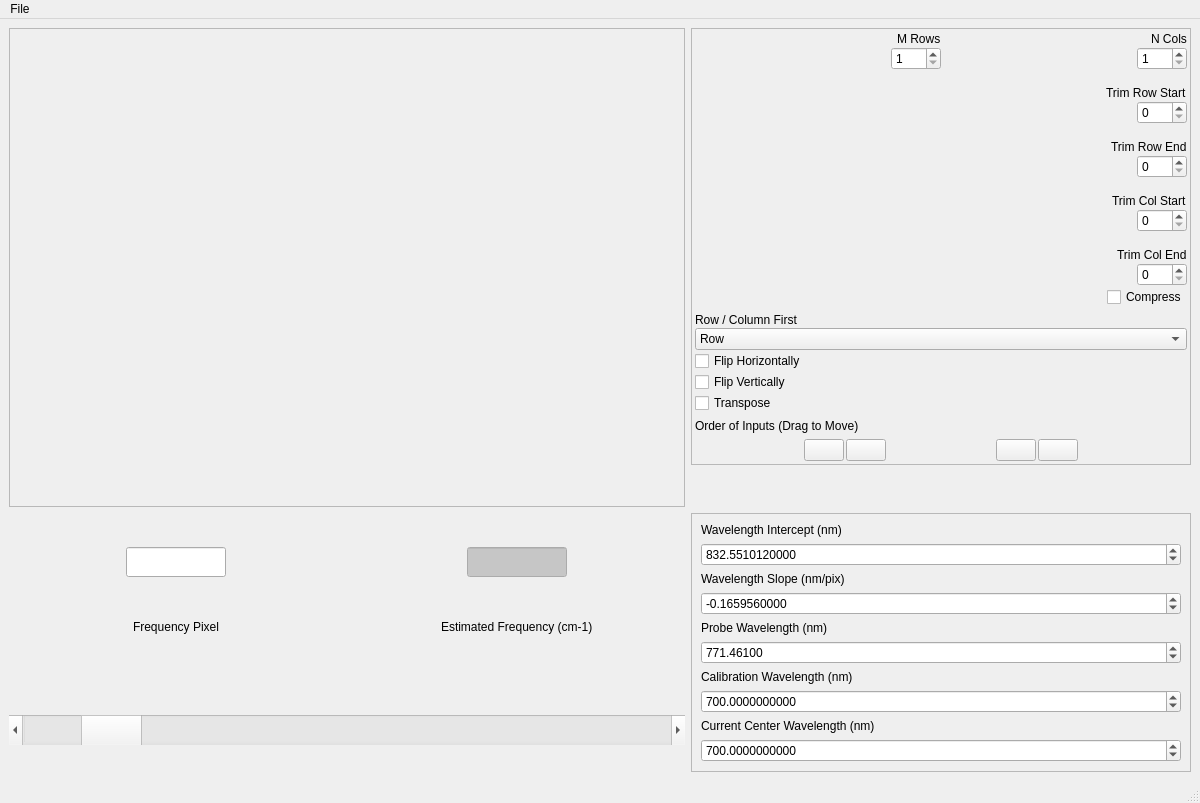
Above: crikit/ui/qt5/ui_Mosaic.ui from CCampJr/CRIkit2 before the change. Below: the same form after it.
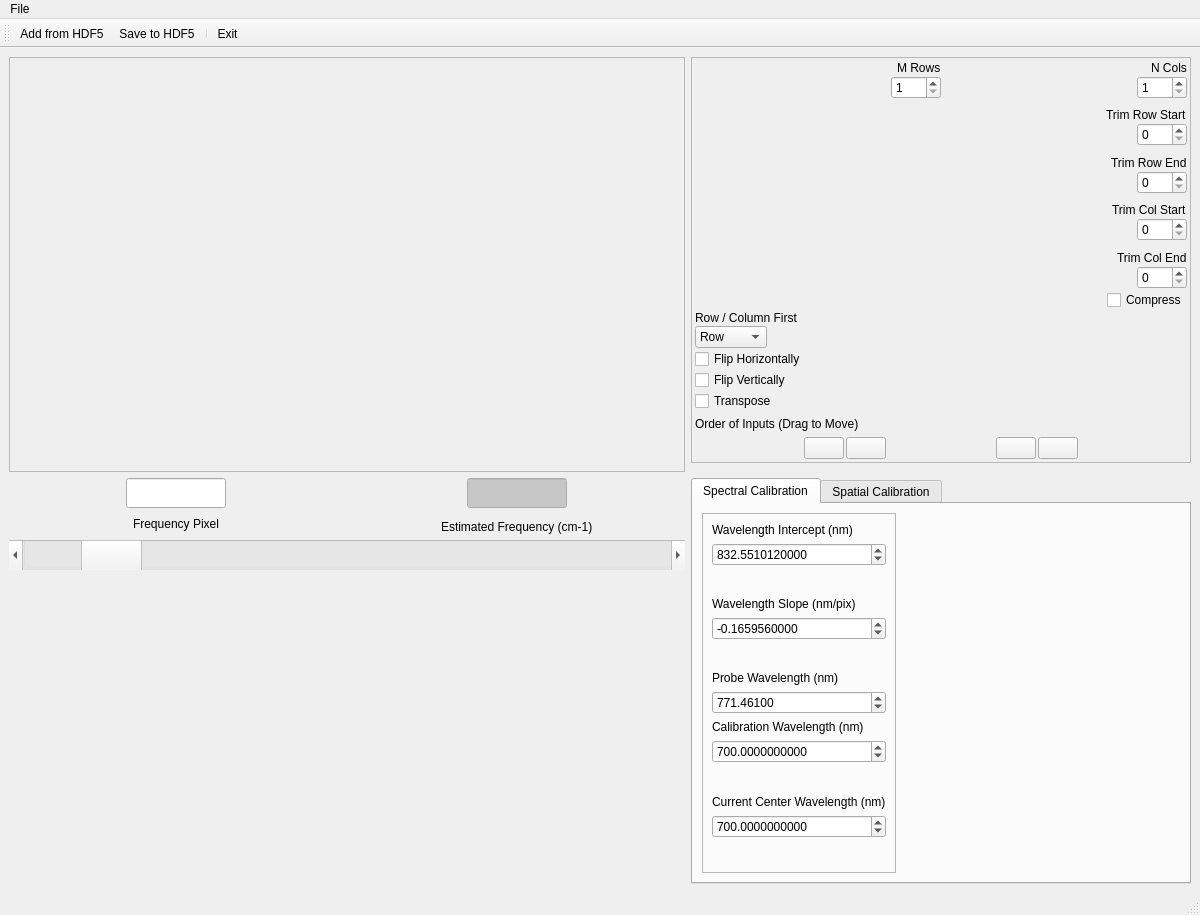
That is the form after the change. Icons and pictures are not drawn.

Commit message: Added tab in for spectrum and spatial info

```diff
--- a/crikit/ui/qt5/ui_Mosaic.ui
+++ b/crikit/ui/qt5/ui_Mosaic.ui
@@ -7,17 +7,20 @@
     <x>0</x>
     <y>0</y>
     <width>1200</width>
-    <height>803</height>
+    <height>915</height>
    </rect>
   </property>
   <property name="maximumSize">
    <size>
-    <width>1200</width>
+    <width>2000</width>
     <height>16777215</height>
    </size>
   </property>
   <property name="windowTitle">
-   <string>MainWindow</string>
+   <string>Make Mosaic Dataset</string>
+  </property>
+  <property name="toolButtonStyle">
+   <enum>Qt::ToolButtonTextUnderIcon</enum>
   </property>
   <widget class="QWidget" name="centralwidget">
    <layout class="QGridLayout" name="gridLayout_2">
@@ -28,6 +31,12 @@
       </property>
       <item alignment="Qt::AlignRight">
        <widget class="QFrame" name="frame">
+        <property name="sizePolicy">
+         <sizepolicy hsizetype="Preferred" vsizetype="Preferred">
+          <horstretch>0</horstretch>
+          <verstretch>0</verstretch>
+         </sizepolicy>
+        </property>
         <property name="minimumSize">
          <size>
           <width>500</width>
@@ -319,15 +328,21 @@
              </property>
             </spacer>
            </item>
-           <item>
+           <item alignment="Qt::AlignLeft">
             <widget class="QLabel" name="label_8">
              <property name="text">
               <string>Row / Column First</string>
              </property>
             </widget>
            </item>
-           <item>
+           <item alignment="Qt::AlignLeft">
             <widget class="QComboBox" name="comboBoxRowCol">
+             <property name="maximumSize">
+              <size>
+               <width>100</width>
+               <height>16777215</height>
+              </size>
+             </property>
              <item>
               <property name="text">
                <string>Row</string>
@@ -340,7 +355,7 @@
              </item>
             </widget>
            </item>
-           <item>
+           <item alignment="Qt::AlignLeft">
             <widget class="QCheckBox" name="checkBoxFlipH">
              <property name="maximumSize">
               <size>
@@ -353,7 +368,7 @@
              </property>
             </widget>
            </item>
-           <item>
+           <item alignment="Qt::AlignLeft">
             <widget class="QCheckBox" name="checkBoxFlipV">
              <property name="maximumSize">
               <size>
@@ -366,7 +381,7 @@
              </property>
             </widget>
            </item>
-           <item>
+           <item alignment="Qt::AlignLeft">
             <widget class="QCheckBox" name="checkBoxTranspose">
              <property name="maximumSize">
               <size>
@@ -381,7 +396,7 @@
            </item>
           </layout>
          </item>
-         <item>
+         <item alignment="Qt::AlignLeft">
           <widget class="QLabel" name="label_7">
            <property name="text">
             <string>Order of Inputs (Drag to Move)</string>
@@ -525,7 +540,7 @@
     </item>
     <item row="2" column="0">
      <layout class="QGridLayout" name="gridLayout_3">
-      <item row="1" column="0" alignment="Qt::AlignHCenter">
+      <item row="1" column="0" alignment="Qt::AlignHCenter|Qt::AlignBottom">
        <widget class="QLabel" name="labelWavenumber_2">
         <property name="sizePolicy">
          <sizepolicy hsizetype="Preferred" vsizetype="Maximum">
@@ -559,7 +574,7 @@
         </property>
        </widget>
       </item>
-      <item row="0" column="0" alignment="Qt::AlignHCenter">
+      <item row="0" column="0" alignment="Qt::AlignHCenter|Qt::AlignBottom">
        <widget class="QLineEdit" name="lineEditPix">
         <property name="sizePolicy">
          <sizepolicy hsizetype="Fixed" vsizetype="Fixed">
@@ -593,7 +608,7 @@
         </property>
        </widget>
       </item>
-      <item row="0" column="1" alignment="Qt::AlignHCenter">
+      <item row="0" column="1" alignment="Qt::AlignHCenter|Qt::AlignBottom">
        <widget class="QLineEdit" name="lineEditFreq">
         <property name="enabled">
          <bool>true</bool>
@@ -655,21 +670,14 @@
         </property>
        </widget>
       </item>
-      <item row="1" column="1" alignment="Qt::AlignHCenter">
+      <item row="1" column="1" alignment="Qt::AlignHCenter|Qt::AlignBottom">
        <widget class="QLabel" name="label_9">
         <property name="text">
          <string>Estimated Frequency (cm-1)</string>
         </property>
        </widget>
       </item>
-     </layout>
-    </item>
-    <item row="3" column="0">
-     <layout class="QHBoxLayout" name="horizontalLayout">
-      <property name="topMargin">
-       <number>10</number>
-      </property>
-      <item>
+      <item row="2" column="0" colspan="2" alignment="Qt::AlignBottom">
        <widget class="QScrollBar" name="sliderFreq">
         <property name="minimumSize">
          <size>
@@ -685,6 +693,19 @@
         </property>
        </widget>
       </item>
+      <item row="3" column="0">
+       <spacer name="verticalSpacer_12">
+        <property name="orientation">
+         <enum>Qt::Vertical</enum>
+        </property>
+        <property name="sizeHint" stdset="0">
+         <size>
+          <width>20</width>
+          <height>40</height>
+         </size>
+        </property>
+       </spacer>
+      </item>
      </layout>
     </item>
     <item row="0" column="0">
@@ -729,8 +750,36 @@
       </layout>
      </widget>
     </item>
-    <item row="2" column="2" rowspan="2">
+    <item row="2" column="2" alignment="Qt::AlignRight">
+     <widget class="QTabWidget" name="tabWidget">
+      <property name="minimumSize">
+       <size>
+        <width>500</width>
+        <height>0</height>
+       </size>
+      </property>
+      <property name="maximumSize">
+       <size>
+        <width>500</width>
+        <height>16777215</height>
+       </size>
+      </property>
+      <property name="currentIndex">
+       <number>0</number>
+      </property>
+      <widget class="QWidget" name="tab_3">
+       <attribute name="title">
+        <string>Spectral Calibration</string>
+       </attribute>
+       <layout class="QVBoxLayout" name="verticalLayout_6">
+        <item alignment="Qt::AlignLeft">
      <widget class="QFrame" name="frame_2">
+          <property name="maximumSize">
+           <size>
+            <width>400</width>
+            <height>16777215</height>
+           </size>
+          </property>
       <property name="frameShape">
        <enum>QFrame::StyledPanel</enum>
       </property>
@@ -910,6 +959,15 @@
     </item>
    </layout>
   </widget>
+      <widget class="QWidget" name="tab_4">
+       <attribute name="title">
+        <string>Spatial Calibration</string>
+       </attribute>
+      </widget>
+     </widget>
+    </item>
+   </layout>
+  </widget>
   <widget class="QMenuBar" name="menubar">
    <property name="geometry">
     <rect>
@@ -929,6 +987,21 @@
    <addaction name="menuFile"/>
   </widget>
   <widget class="QStatusBar" name="statusbar"/>
+  <widget class="QToolBar" name="toolBar">
+   <property name="windowTitle">
+    <string>toolBar</string>
+   </property>
+   <attribute name="toolBarArea">
+    <enum>TopToolBarArea</enum>
+   </attribute>
+   <attribute name="toolBarBreak">
+    <bool>false</bool>
+   </attribute>
+   <addaction name="actionAddFromHDF"/>
+   <addaction name="actionSaveToHDF5"/>
+   <addaction name="separator"/>
+   <addaction name="actionExit"/>
+  </widget>
   <action name="actionAddFromHDF">
    <property name="icon">
     <iconset resource="../icons_all.qrc">
@@ -953,6 +1026,16 @@
     <string>Ctrl+S</string>
    </property>
   </action>
+  <action name="actionExit">
+   <property name="icon">
+    <iconset>
+     <normalon>:/icons/open-iconic-master/png/account-logout-4x.png</normalon>
+    </iconset>
+   </property>
+   <property name="text">
+    <string>Exit</string>
+   </property>
+  </action>
  </widget>
  <resources>
   <include location="../icons_all.qrc"/>
```
Left out of the diff: 2 changed lines with no effect on the pictures. Lines whose indentation alone changed are shown as unchanged. The commit also changes 1 other file.
